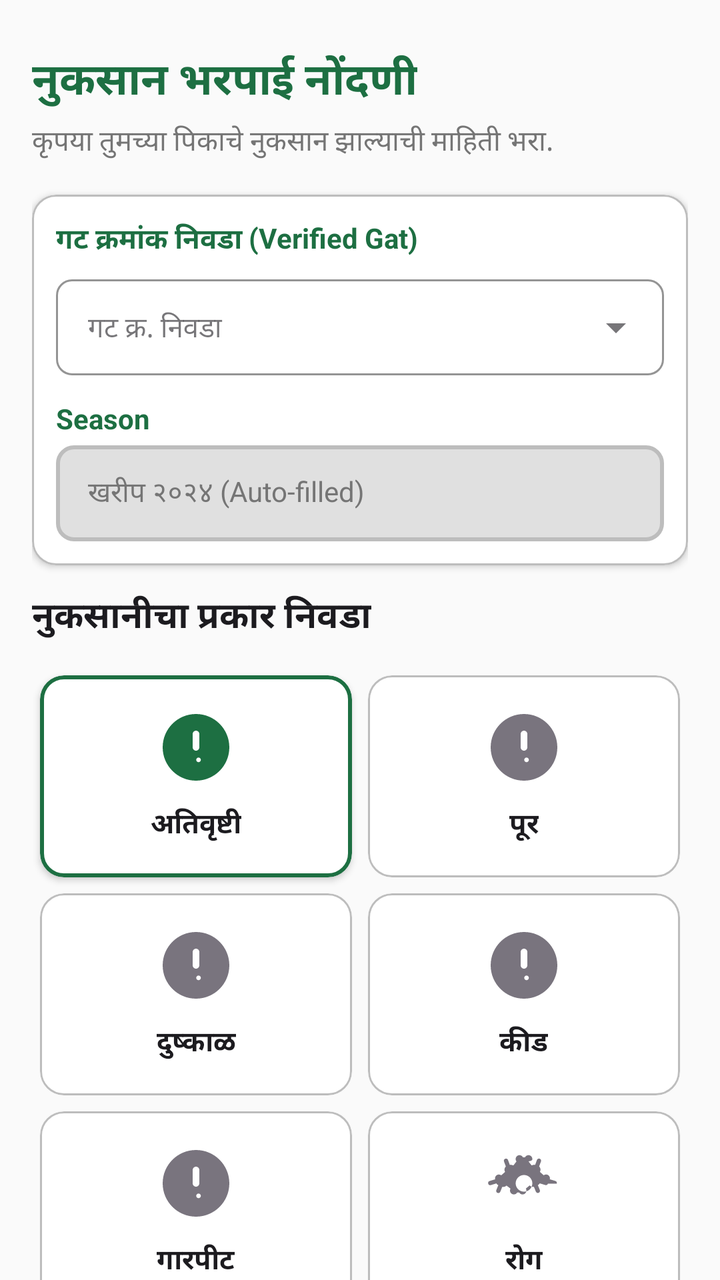
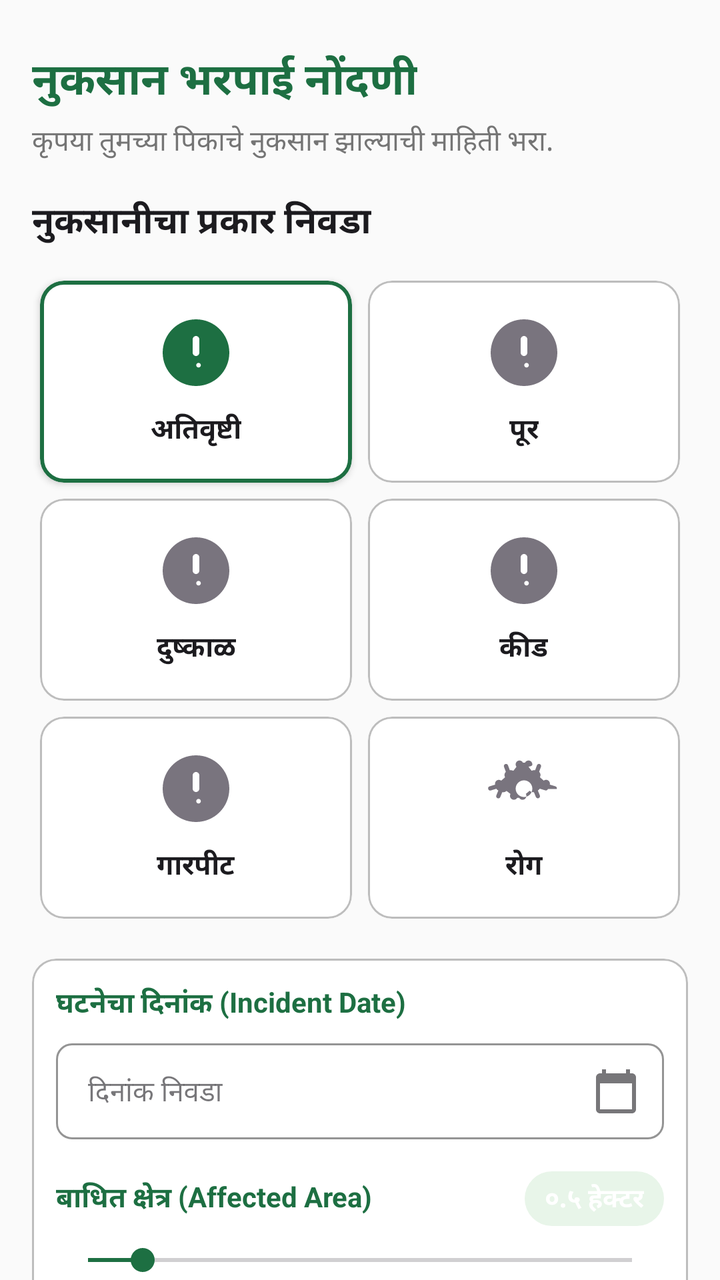

Compare the two renders of this Android layout. The source of the first and the diff that turns it into the second are given below.
<!-- AndroidManifest.xml: application theme Theme.SmartEPeekPahani -->
<!-- res/layout/fragment_loss_claim_step1.xml -->
<?xml version="1.0" encoding="utf-8"?>
<androidx.core.widget.NestedScrollView
    xmlns:android="http://schemas.android.com/apk/res/android"
    xmlns:app="http://schemas.android.com/apk/res-auto"
    android:layout_width="match_parent"
    android:layout_height="match_parent"
    android:background="@color/background"
    android:fillViewport="true">

    <LinearLayout
        android:layout_width="match_parent"
        android:layout_height="wrap_content"
        android:orientation="vertical"
        android:padding="16dp"
        android:paddingBottom="80dp">

        
        <TextView
            android:layout_width="wrap_content"
            android:layout_height="wrap_content"
            android:text="@string/str_auto_86"
            android:textColor="@color/primary"
            android:textSize="22sp"
            android:textStyle="bold"
            android:paddingTop="8dp"
            android:layout_marginBottom="4dp" />

        <TextView
            android:layout_width="wrap_content"
            android:layout_height="wrap_content"
            android:text="@string/str_auto_87"
            android:textColor="@color/on_surface_variant"
            android:textSize="14sp"
            android:layout_marginBottom="16dp" />

        
        <com.google.android.material.card.MaterialCardView
            android:layout_width="match_parent"
            android:layout_height="wrap_content"
            app:cardCornerRadius="12dp"
            app:cardElevation="2dp"
            app:cardBackgroundColor="@color/surface_container_lowest"
            app:strokeColor="@color/outline_variant"
            app:strokeWidth="1dp"
            android:layout_marginBottom="12dp">

            <LinearLayout
                android:layout_width="match_parent"
                android:layout_height="wrap_content"
                android:orientation="vertical"
                android:padding="12dp">

                
                <TextView
                    android:layout_width="wrap_content"
                    android:layout_height="wrap_content"
                    android:text="@string/str_auto_88"
                    android:textColor="@color/primary"
                    android:textSize="14sp"
                    android:textStyle="bold"
                    android:layout_marginBottom="4dp" />

                <com.google.android.material.textfield.TextInputLayout
                    android:id="@+id/til_loss_gat"
                    android:layout_width="match_parent"
                    android:layout_height="wrap_content"
                    style="@style/Widget.MaterialComponents.TextInputLayout.OutlinedBox.ExposedDropdownMenu"
                    android:layout_marginBottom="12dp"
                    app:boxStrokeColor="@color/outline"
                    app:boxCornerRadiusTopStart="8dp"
                    app:boxCornerRadiusTopEnd="8dp"
                    app:boxCornerRadiusBottomStart="8dp"
                    app:boxCornerRadiusBottomEnd="8dp">
                    <AutoCompleteTextView
                        android:id="@+id/acv_loss_gat"
                        android:layout_width="match_parent"
                        android:layout_height="48dp"
                        android:hint="@string/str_auto_103"
                        android:inputType="none"
                        android:textSize="14sp" />
                </com.google.android.material.textfield.TextInputLayout>

                
                <TextView
                    android:layout_width="wrap_content"
                    android:layout_height="wrap_content"
                    android:text="@string/str_auto_20"
                    android:textColor="@color/primary"
                    android:textSize="14sp"
                    android:textStyle="bold"
                    android:layout_marginBottom="4dp" />

                <TextView
                    android:id="@+id/tv_loss_season"
                    android:layout_width="match_parent"
                    android:layout_height="48dp"
                    android:text="@string/str_auto_89"
                    android:textColor="@color/on_surface_variant"
                    android:textSize="14sp"
                    android:gravity="center_vertical"
                    android:paddingStart="16dp"
                    android:background="@drawable/bg_autofilled_field" />

            </LinearLayout>
        </com.google.android.material.card.MaterialCardView>

        
        <LinearLayout
            android:id="@+id/layout_weather_banner"
            android:layout_width="match_parent"
            android:layout_height="wrap_content"
            android:orientation="horizontal"
            android:background="@color/secondary_container"
            android:padding="16dp"
            android:layout_marginBottom="16dp"
            android:visibility="gone">

            <ImageView
                android:layout_width="24dp"
                android:layout_height="24dp"
                app:srcCompat="@drawable/ic_info"
                app:tint="@color/on_secondary_container"
                android:layout_marginEnd="12dp"
                android:contentDescription="Info" />

            <TextView
                android:layout_width="wrap_content"
                android:layout_height="wrap_content"
                android:text="@string/str_auto_90"
                android:textColor="@color/on_secondary_container"
                android:textSize="14sp" />
        </LinearLayout>

        
        <TextView
            android:layout_width="wrap_content"
            android:layout_height="wrap_content"
            android:text="@string/str_auto_91"
            android:textColor="@color/on_surface"
            android:textSize="18sp"
            android:textStyle="bold"
            android:layout_marginBottom="12dp" />

        <GridLayout
            android:id="@+id/grid_loss_type"
            android:layout_width="match_parent"
            android:layout_height="wrap_content"
            android:columnCount="2"
            android:rowCount="4"
            android:layout_marginBottom="16dp">

            
            
            <com.google.android.material.card.MaterialCardView
                android:id="@+id/card_loss_heavy_rain"
                android:layout_width="0dp"
                android:layout_height="wrap_content"
                android:layout_columnWeight="1"
                app:cardCornerRadius="12dp"
                app:cardElevation="2dp"
                app:cardBackgroundColor="@color/surface_container_lowest"
                app:strokeColor="@color/primary"
                app:strokeWidth="2dp"
                android:layout_margin="4dp"
                android:foreground="?attr/selectableItemBackground">
                <LinearLayout android:layout_width="match_parent" android:layout_height="wrap_content" android:orientation="vertical" android:gravity="center" android:padding="16dp">
                    <ImageView android:layout_width="40dp" android:layout_height="40dp" app:srcCompat="@drawable/ic_rainy" app:tint="@color/primary" android:contentDescription="Heavy Rain" android:layout_marginBottom="8dp" />
                    <TextView android:layout_width="wrap_content" android:layout_height="wrap_content" android:text="@string/str_auto_92" android:textColor="@color/on_surface" android:textSize="14sp" android:textStyle="bold" android:gravity="center" />
                </LinearLayout>
            </com.google.android.material.card.MaterialCardView>

            
            <com.google.android.material.card.MaterialCardView
                android:id="@+id/card_loss_flood"
                android:layout_width="0dp"
                android:layout_height="wrap_content"
                android:layout_columnWeight="1"
                app:cardCornerRadius="12dp"
                app:cardElevation="1dp"
                app:cardBackgroundColor="@color/surface_container_lowest"
                app:strokeColor="@color/outline_variant"
                app:strokeWidth="1dp"
                android:layout_margin="4dp"
                android:foreground="?attr/selectableItemBackground">
                <LinearLayout android:layout_width="match_parent" android:layout_height="wrap_content" android:orientation="vertical" android:gravity="center" android:padding="16dp">
                    <ImageView android:layout_width="40dp" android:layout_height="40dp" app:srcCompat="@drawable/ic_flood" app:tint="@color/outline" android:contentDescription="Flood" android:layout_marginBottom="8dp" />
                    <TextView android:layout_width="wrap_content" android:layout_height="wrap_content" android:text="@string/str_auto_93" android:textColor="@color/on_surface" android:textSize="14sp" android:textStyle="bold" android:gravity="center" />
                </LinearLayout>
            </com.google.android.material.card.MaterialCardView>

            
            <com.google.android.material.card.MaterialCardView
                android:id="@+id/card_loss_drought"
                android:layout_width="0dp"
                android:layout_height="wrap_content"
                android:layout_columnWeight="1"
                app:cardCornerRadius="12dp"
                app:cardElevation="1dp"
                app:cardBackgroundColor="@color/surface_container_lowest"
                app:strokeColor="@color/outline_variant"
                app:strokeWidth="1dp"
                android:layout_margin="4dp"
                android:foreground="?attr/selectableItemBackground">
                <LinearLayout android:layout_width="match_parent" android:layout_height="wrap_content" android:orientation="vertical" android:gravity="center" android:padding="16dp">
                    <ImageView android:layout_width="40dp" android:layout_height="40dp" app:srcCompat="@drawable/ic_wb_sunny" app:tint="@color/outline" android:contentDescription="Drought" android:layout_marginBottom="8dp" />
                    <TextView android:layout_width="wrap_content" android:layout_height="wrap_content" android:text="@string/str_auto_94" android:textColor="@color/on_surface" android:textSize="14sp" android:textStyle="bold" android:gravity="center" />
                </LinearLayout>
            </com.google.android.material.card.MaterialCardView>

            
            <com.google.android.material.card.MaterialCardView
                android:id="@+id/card_loss_pest"
                android:layout_width="0dp"
                android:layout_height="wrap_content"
                android:layout_columnWeight="1"
                app:cardCornerRadius="12dp"
                app:cardElevation="1dp"
                app:cardBackgroundColor="@color/surface_container_lowest"
                app:strokeColor="@color/outline_variant"
                app:strokeWidth="1dp"
                android:layout_margin="4dp"
                android:foreground="?attr/selectableItemBackground">
                <LinearLayout android:layout_width="match_parent" android:layout_height="wrap_content" android:orientation="vertical" android:gravity="center" android:padding="16dp">
                    <ImageView android:layout_width="40dp" android:layout_height="40dp" app:srcCompat="@drawable/ic_bug_report" app:tint="@color/outline" android:contentDescription="Pest" android:layout_marginBottom="8dp" />
                    <TextView android:layout_width="wrap_content" android:layout_height="wrap_content" android:text="@string/str_auto_95" android:textColor="@color/on_surface" android:textSize="14sp" android:textStyle="bold" android:gravity="center" />
                </LinearLayout>
            </com.google.android.material.card.MaterialCardView>

            
            <com.google.android.material.card.MaterialCardView
                android:id="@+id/card_loss_hail"
                android:layout_width="0dp"
                android:layout_height="wrap_content"
                android:layout_columnWeight="1"
                app:cardCornerRadius="12dp"
                app:cardElevation="1dp"
                app:cardBackgroundColor="@color/surface_container_lowest"
                app:strokeColor="@color/outline_variant"
                app:strokeWidth="1dp"
                android:layout_margin="4dp"
                android:foreground="?attr/selectableItemBackground">
                <LinearLayout android:layout_width="match_parent" android:layout_height="wrap_content" android:orientation="vertical" android:gravity="center" android:padding="16dp">
                    <ImageView android:layout_width="40dp" android:layout_height="40dp" app:srcCompat="@drawable/ic_ac_unit" app:tint="@color/outline" android:contentDescription="Hail" android:layout_marginBottom="8dp" />
                    <TextView android:layout_width="wrap_content" android:layout_height="wrap_content" android:text="@string/str_auto_96" android:textColor="@color/on_surface" android:textSize="14sp" android:textStyle="bold" android:gravity="center" />
                </LinearLayout>
            </com.google.android.material.card.MaterialCardView>

            
            <com.google.android.material.card.MaterialCardView
                android:id="@+id/card_loss_disease"
                android:layout_width="0dp"
                android:layout_height="wrap_content"
                android:layout_columnWeight="1"
                app:cardCornerRadius="12dp"
                app:cardElevation="1dp"
                app:cardBackgroundColor="@color/surface_container_lowest"
                app:strokeColor="@color/outline_variant"
                app:strokeWidth="1dp"
                android:layout_margin="4dp"
                android:foreground="?attr/selectableItemBackground">
                <LinearLayout android:layout_width="match_parent" android:layout_height="wrap_content" android:orientation="vertical" android:gravity="center" android:padding="16dp">
                    <ImageView android:layout_width="40dp" android:layout_height="40dp" app:srcCompat="@drawable/ic_coronavirus" app:tint="@color/outline" android:contentDescription="Disease" android:layout_marginBottom="8dp" />
                    <TextView android:layout_width="wrap_content" android:layout_height="wrap_content" android:text="@string/str_auto_97" android:textColor="@color/on_surface" android:textSize="14sp" android:textStyle="bold" android:gravity="center" />
                </LinearLayout>
            </com.google.android.material.card.MaterialCardView>

        </GridLayout>

        
        <com.google.android.material.card.MaterialCardView
            android:layout_width="match_parent"
            android:layout_height="wrap_content"
            app:cardCornerRadius="12dp"
            app:cardElevation="1dp"
            app:cardBackgroundColor="@color/surface_container_lowest"
            app:strokeColor="@color/outline_variant"
            app:strokeWidth="1dp"
            android:layout_marginBottom="16dp">

            <LinearLayout
                android:layout_width="match_parent"
                android:layout_height="wrap_content"
                android:orientation="vertical"
                android:padding="12dp">

                
                <TextView
                    android:layout_width="wrap_content"
                    android:layout_height="wrap_content"
                    android:text="@string/str_auto_98"
                    android:textColor="@color/primary"
                    android:textSize="14sp"
                    android:textStyle="bold"
                    android:layout_marginBottom="4dp" />

                <com.google.android.material.textfield.TextInputLayout
                    android:id="@+id/til_incident_date"
                    android:layout_width="match_parent"
                    android:layout_height="wrap_content"
                    style="@style/Widget.MaterialComponents.TextInputLayout.OutlinedBox"
                    android:layout_marginBottom="16dp"
                    app:endIconMode="custom"
                    app:endIconDrawable="@drawable/ic_calendar_today"
                    app:boxCornerRadiusTopStart="8dp"
                    app:boxCornerRadiusTopEnd="8dp"
                    app:boxCornerRadiusBottomStart="8dp"
                    app:boxCornerRadiusBottomEnd="8dp"
                    app:boxStrokeColor="@color/outline">
                    <com.google.android.material.textfield.TextInputEditText
                        android:id="@+id/et_incident_date"
                        android:layout_width="match_parent"
                        android:layout_height="48dp"
                        android:hint="@string/str_auto_33"
                        android:inputType="none"
                        android:focusable="false"
                        android:textSize="14sp" />
                </com.google.android.material.textfield.TextInputLayout>

                
                <LinearLayout
                    android:layout_width="match_parent"
                    android:layout_height="wrap_content"
                    android:orientation="horizontal"
                    android:gravity="center_vertical"
                    android:layout_marginBottom="8dp">

                    <TextView
                        android:layout_width="0dp"
                        android:layout_height="wrap_content"
                        android:layout_weight="1"
                        android:text="@string/str_auto_99"
                        android:textColor="@color/primary"
                        android:textSize="14sp"
                        android:textStyle="bold" />

                    <TextView
                        android:id="@+id/tv_affected_area_value"
                        android:layout_width="wrap_content"
                        android:layout_height="wrap_content"
                        android:text="@string/str_auto_100"
                        android:textColor="@color/on_primary"
                        android:textSize="13sp"
                        android:textStyle="bold"
                        android:background="@drawable/bg_badge_primary_container"
                        android:paddingStart="10dp"
                        android:paddingEnd="10dp"
                        android:paddingTop="4dp"
                        android:paddingBottom="4dp" />
                </LinearLayout>

                <SeekBar
                    android:id="@+id/seekbar_affected_area"
                    android:layout_width="match_parent"
                    android:layout_height="wrap_content"
                    android:max="50"
                    android:progress="5"
                    android:progressTint="@color/primary"
                    android:thumbTint="@color/primary"
                    android:layout_marginBottom="4dp" />

                <LinearLayout
                    android:layout_width="match_parent"
                    android:layout_height="wrap_content"
                    android:orientation="horizontal">
                    <TextView android:layout_width="wrap_content" android:layout_height="wrap_content" android:text="@string/str_auto_101" android:textColor="@color/on_surface_variant" android:textSize="12sp" />
                    <Space android:layout_width="0dp" android:layout_height="0dp" android:layout_weight="1" />
                    <TextView android:layout_width="wrap_content" android:layout_height="wrap_content" android:text="@string/str_auto_102" android:textColor="@color/on_surface_variant" android:textSize="12sp" />
                </LinearLayout>

            </LinearLayout>
        </com.google.android.material.card.MaterialCardView>

        
        <com.google.android.material.button.MaterialButton
            android:id="@+id/btn_loss_next"
            android:layout_width="match_parent"
            android:layout_height="48dp"
            android:text="@string/str_auto_67"
            android:textSize="16sp"
            android:textStyle="bold"
            app:backgroundTint="@color/brand_orange"
            android:textColor="#FFFFFF"
            app:icon="@drawable/ic_arrow_forward"
            app:iconGravity="end"
            app:cornerRadius="12dp" />

    </LinearLayout>
</androidx.core.widget.NestedScrollView>
<!-- resources referenced by this layout -->
<resources>
  <color name="background">#FAFAFA</color>
  <color name="brand_orange">#FF9933</color>
  <color name="on_primary">#FFFFFF</color>
  <color name="on_secondary_container">#1D192B</color>
  <color name="on_surface">#1C1B1F</color>
  <color name="on_surface_variant">#757575</color>
  <color name="outline">#79747E</color>
  <color name="outline_variant">#BDBDBD</color>
  <color name="primary">#1D6F42</color>
  <color name="secondary_container">#FFCC80</color>
  <color name="surface_container_lowest">#FFFFFF</color>
  <!-- drawable bg_autofilled_field (drawable) -->
  <?xml version="1.0" encoding="utf-8"?>
  <shape xmlns:android="http://schemas.android.com/apk/res/android" android:shape="rectangle">
      <solid android:color="@color/surface_container_high" />
      <stroke android:width="2dp" android:color="@color/outline_variant" />
      <corners android:radius="8dp" />
  </shape>
  <!-- drawable bg_badge_primary_container (drawable) -->
  <?xml version="1.0" encoding="utf-8"?>
  <shape xmlns:android="http://schemas.android.com/apk/res/android" android:shape="rectangle">
      <solid android:color="@color/primary_container" />
      <corners android:radius="9999dp" />
  </shape>
  <!-- drawable ic_arrow_forward (drawable) -->
  <vector xmlns:android="http://schemas.android.com/apk/res/android"
      android:width="24dp"
      android:height="24dp"
      android:viewportWidth="24"
      android:viewportHeight="24">
      <path
          android:fillColor="#000000"
          android:pathData="M12,4l-1.41,1.41L16.17,11H4v2h12.17l-5.58,5.59L12,20l8,-8z"/>
  </vector>
  <!-- drawable ic_calendar_today (drawable) -->
  <vector xmlns:android="http://schemas.android.com/apk/res/android"
      android:width="24dp"
      android:height="24dp"
      android:viewportWidth="24"
      android:viewportHeight="24">
      <path
          android:fillColor="#000000"
          android:pathData="M20,3h-1V1h-2v2H7V1H5v2H4C2.9,3 2,3.9 2,5v16c0,1.1 0.9,2 2,2h16c1.1,0 2,-0.9 2,-2V5C22,3.9 21.1,3 20,3zM20,21H4V8h16V21z"/>
  </vector>
  <!-- drawable ic_info (drawable) -->
  <vector xmlns:android="http://schemas.android.com/apk/res/android"
      android:width="24dp"
      android:height="24dp"
      android:viewportWidth="24"
      android:viewportHeight="24">
      <path
          android:fillColor="#000000"
          android:pathData="M12,2C6.48,2 2,6.48 2,12s4.48,10 10,10 10,-4.48 10,-10S17.52,2 12,2zM13,17h-2v-6h2v6zM13,9h-2V7h2v2z"/>
  </vector>
  <string name="str_auto_100">०.५ हेक्टर</string>
  <string name="str_auto_101">० हेक्टर</string>
  <string name="str_auto_102">५ हेक्टर</string>
  <string name="str_auto_103">गट क्र. निवडा</string>
  <string name="str_auto_20">Season</string>
  <string name="str_auto_33">दिनांक निवडा</string>
  <string name="str_auto_67">पुढील पाऊल</string>
  <string name="str_auto_86">नुकसान भरपाई नोंदणी</string>
  <string name="str_auto_87">कृपया तुमच्या पिकाचे नुकसान झाल्याची माहिती भरा.</string>
  <string name="str_auto_88">गट क्रमांक निवडा (Verified Gat)</string>
  <string name="str_auto_89">खरीप २०२४ (Auto-filled)</string>
  <string name="str_auto_90">हवामान विभागाने आपल्या परिसरात मागील ४८ तासांत अतिवृष्टीची नोंद केली आहे.</string>
  <string name="str_auto_91">नुकसानीचा प्रकार निवडा</string>
  <string name="str_auto_92">अतिवृष्टी</string>
  <string name="str_auto_93">पूर</string>
  <string name="str_auto_94">दुष्काळ</string>
  <string name="str_auto_95">कीड</string>
  <string name="str_auto_96">गारपीट</string>
  <string name="str_auto_97">रोग</string>
  <string name="str_auto_98">घटनेचा दिनांक (Incident Date)</string>
  <string name="str_auto_99">बाधित क्षेत्र (Affected Area)</string>
  <color name="surface_container_high">#E0E0E0</color>
  <color name="primary_container">#E8F5E9</color>
  <color name="gov_green">#1D6F42</color>
  <color name="gov_green_dark">#0F4024</color>
  <color name="white">#FFFFFF</color>
  <color name="warning_orange">#F57C00</color>
  <color name="background_color">#FAFAFA</color>
  <!-- unchanged entries left out for length: 7 -->
</resources>

<!-- the commit's change to res/layout/fragment_loss_claim_step1.xml (unified diff, before → after) -->
@@ -37,6 +37,7 @@
         <com.google.android.material.card.MaterialCardView
             android:layout_width="match_parent"
             android:layout_height="wrap_content"
+            android:visibility="gone"
             app:cardCornerRadius="12dp"
             app:cardElevation="2dp"
             app:cardBackgroundColor="@color/surface_container_lowest"
